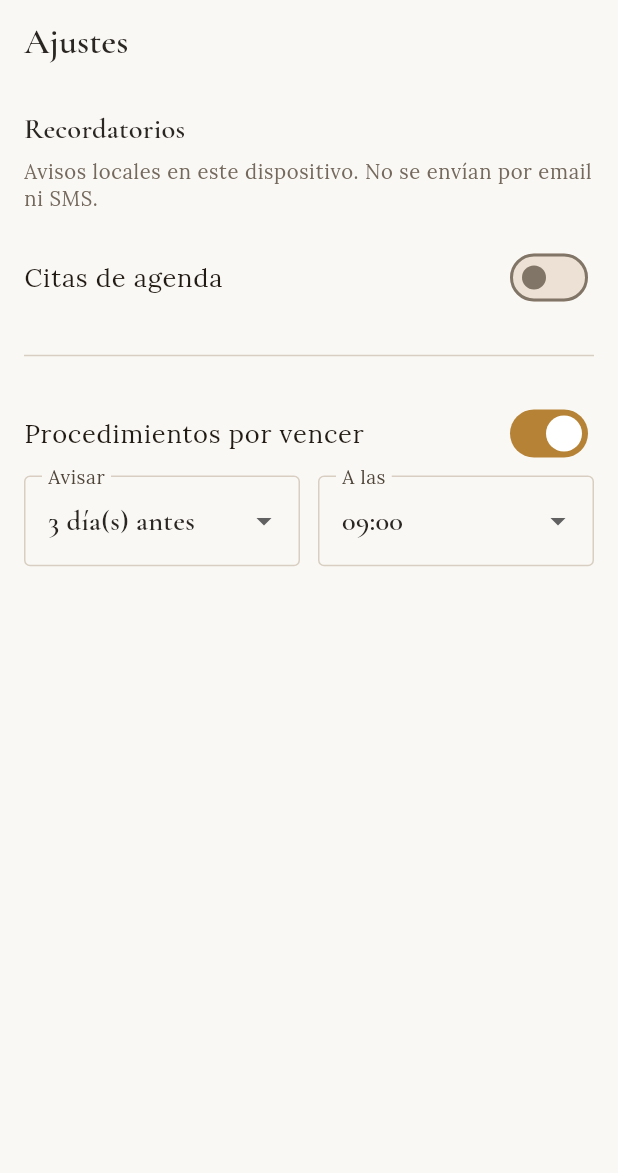
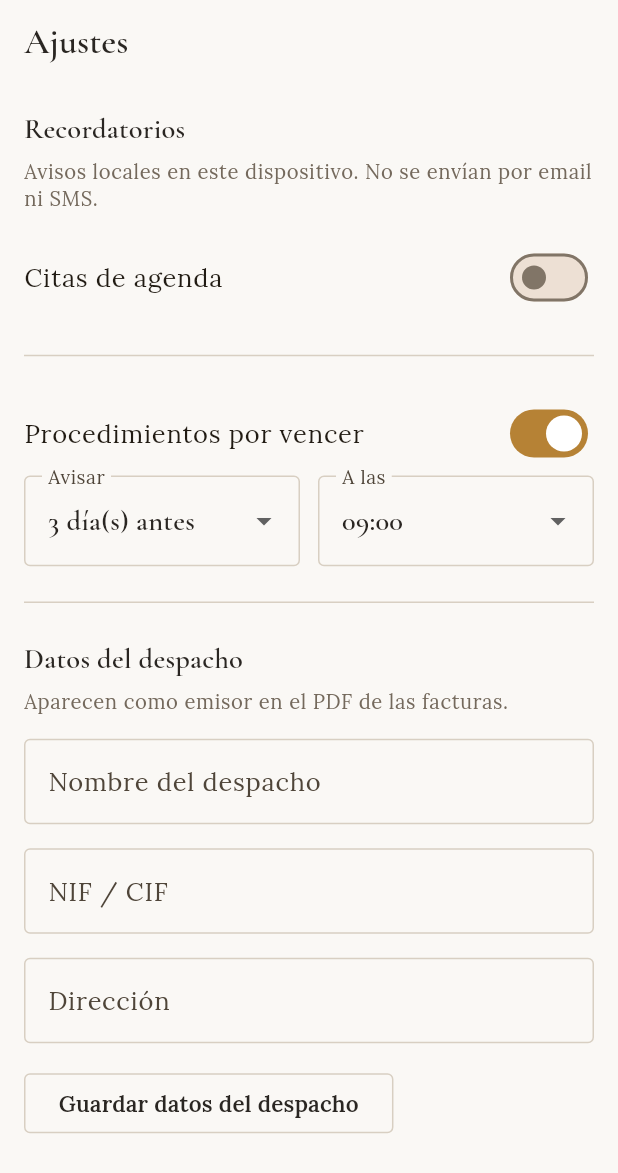
Before and after one commit to AinhoaTomass/tus-juicios, a Flutter app: the AjustesScreen screen opened by its route, after a tap on "Citas de agenda", on a phone screen of 412 x 824 dp. Shown: the top 1173 px of the screen. Run offline on Flutter 3.47's test engine with Material 3 defaults, Android fonts, the phone set to English and light mode, and no system bars; our stand-ins replace file_picker, flutter_local_notifications, flutter_riverpod, go_router, google_fonts, pdf and 6 more; accounts and stored records are empty; generated files the repository leaves out were written again.

Commit message:
Generate invoice PDFs client-side
Adds a "Datos del despacho" section in Ajustes (name, NIF/CIF,
address) used as the issuer on invoice PDFs, extends the facturas
query to also join the client's NIF/CIF and address, and generates
the PDF on-device with the pdf/printing packages — no backend
involved, works offline. Uses PdfGoogleFonts (Noto Sans) instead of
the default Helvetica so the € symbol actually renders.

Co-Authored-By: Claude Sonnet 5 <noreply@anthropic.com>

```diff
--- /dev/null
+++ b/lib/features/ajustes/domain/datos_despacho.dart
@@ -0,0 +1,19 @@
+/// Datos del despacho, para que aparezcan como emisor en el PDF de las
+/// facturas. Se guardan en este dispositivo, no en Supabase.
+class DatosDespacho {
+  const DatosDespacho({this.nombre = '', this.nifCif = '', this.direccion = ''});
+
+  final String nombre;
+  final String nifCif;
+  final String direccion;
+
+  bool get estaCompleto => nombre.isNotEmpty && nifCif.isNotEmpty;
+
+  DatosDespacho copyWith({String? nombre, String? nifCif, String? direccion}) {
+    return DatosDespacho(
+      nombre: nombre ?? this.nombre,
+      nifCif: nifCif ?? this.nifCif,
+      direccion: direccion ?? this.direccion,
+    );
+  }
+}
--- a/lib/features/ajustes/presentation/ajustes_providers.dart
+++ b/lib/features/ajustes/presentation/ajustes_providers.dart
@@ -1,6 +1,7 @@
 import 'package:riverpod_annotation/riverpod_annotation.dart';
 import 'package:shared_preferences/shared_preferences.dart';
 
+import '../domain/datos_despacho.dart';
 import '../domain/recordatorios_config.dart';
 
 part 'ajustes_providers.g.dart';
@@ -11,6 +12,10 @@ const _claveCitasHora = 'recordatorios_citas_hora';
 const _claveProcedimientosActivo = 'recordatorios_procedimientos_activo';
 const _claveProcedimientosDiasAntes = 'recordatorios_procedimientos_dias_antes';
 const _claveProcedimientosHora = 'recordatorios_procedimientos_hora';
+
+const _claveDespachoNombre = 'despacho_nombre';
+const _claveDespachoNifCif = 'despacho_nif_cif';
+const _claveDespachoDireccion = 'despacho_direccion';
 
 @riverpod
 class RecordatoriosConfigNotifier extends _$RecordatoriosConfigNotifier {
@@ -38,3 +43,24 @@ class RecordatoriosConfigNotifier extends _$RecordatoriosConfigNotifier {
     state = AsyncData(config);
   }
 }
+
+@riverpod
+class DatosDespachoNotifier extends _$DatosDespachoNotifier {
+  @override
+  Future<DatosDespacho> build() async {
+    final prefs = await SharedPreferences.getInstance();
+    return DatosDespacho(
+      nombre: prefs.getString(_claveDespachoNombre) ?? '',
+      nifCif: prefs.getString(_claveDespachoNifCif) ?? '',
+      direccion: prefs.getString(_claveDespachoDireccion) ?? '',
+    );
+  }
+
+  Future<void> actualizar(DatosDespacho datos) async {
+    final prefs = await SharedPreferences.getInstance();
+    await prefs.setString(_claveDespachoNombre, datos.nombre);
+    await prefs.setString(_claveDespachoNifCif, datos.nifCif);
+    await prefs.setString(_claveDespachoDireccion, datos.direccion);
+    state = AsyncData(datos);
+  }
+}
--- a/lib/features/ajustes/presentation/ajustes_screen.dart
+++ b/lib/features/ajustes/presentation/ajustes_screen.dart
@@ -1,6 +1,7 @@
 import 'package:flutter/material.dart';
 import 'package:flutter_riverpod/flutter_riverpod.dart';
 
+import '../domain/datos_despacho.dart';
 import '../domain/recordatorios_config.dart';
 import 'ajustes_providers.dart';
 
@@ -130,6 +131,10 @@ class AjustesScreen extends ConsumerWidget {
                     ),
                   ],
                 ),
+              const SizedBox(height: 16),
+              const Divider(),
+              const SizedBox(height: 16),
+              const _SeccionDatosDespacho(),
             ],
           );
         },
@@ -137,3 +142,91 @@ class AjustesScreen extends ConsumerWidget {
     );
   }
 }
+
+/// Nombre, NIF/CIF y dirección del despacho: aparecen como emisor en el PDF
+/// de las facturas. Se guardan solo al pulsar "Guardar" (no en cada tecla).
+class _SeccionDatosDespacho extends ConsumerStatefulWidget {
+  const _SeccionDatosDespacho();
+
+  @override
+  ConsumerState<_SeccionDatosDespacho> createState() => _SeccionDatosDespachoState();
+}
+
+class _SeccionDatosDespachoState extends ConsumerState<_SeccionDatosDespacho> {
+  final _nombreCtrl = TextEditingController();
+  final _nifCtrl = TextEditingController();
+  final _direccionCtrl = TextEditingController();
+  bool _cargado = false;
+
+  @override
+  void dispose() {
+    _nombreCtrl.dispose();
+    _nifCtrl.dispose();
+    _direccionCtrl.dispose();
+    super.dispose();
+  }
+
+  void _rellenarSiHaceFalta(DatosDespacho datos) {
+    if (_cargado) return;
+    _nombreCtrl.text = datos.nombre;
+    _nifCtrl.text = datos.nifCif;
+    _direccionCtrl.text = datos.direccion;
+    _cargado = true;
+  }
+
+  Future<void> _guardar() async {
+    await ref.read(datosDespachoProvider.notifier).actualizar(
+          DatosDespacho(
+            nombre: _nombreCtrl.text.trim(),
+            nifCif: _nifCtrl.text.trim(),
+            direccion: _direccionCtrl.text.trim(),
+          ),
+        );
+    if (mounted) {
+      ScaffoldMessenger.of(
+        context,
+      ).showSnackBar(const SnackBar(content: Text('Datos del despacho guardados')));
+    }
+  }
+
+  @override
+  Widget build(BuildContext context) {
+    final datosAsync = ref.watch(datosDespachoProvider);
+
+    return datosAsync.when(
+      loading: () => const Center(child: CircularProgressIndicator()),
+      error: (error, _) => Text('Error al cargar los datos del despacho: $error'),
+      data: (datos) {
+        _rellenarSiHaceFalta(datos);
+        return Column(
+          crossAxisAlignment: CrossAxisAlignment.start,
+          children: [
+            Text('Datos del despacho', style: Theme.of(context).textTheme.titleMedium),
+            const SizedBox(height: 4),
+            Text(
+              'Aparecen como emisor en el PDF de las facturas.',
+              style: Theme.of(context).textTheme.bodySmall,
+            ),
+            const SizedBox(height: 16),
+            TextFormField(
+              controller: _nombreCtrl,
+              decoration: const InputDecoration(labelText: 'Nombre del despacho'),
+            ),
+            const SizedBox(height: 16),
+            TextFormField(
+              controller: _nifCtrl,
+              decoration: const InputDecoration(labelText: 'NIF / CIF'),
+            ),
+            const SizedBox(height: 16),
+            TextFormField(
+              controller: _direccionCtrl,
+              decoration: const InputDecoration(labelText: 'Dirección'),
+            ),
+            const SizedBox(height: 16),
+            OutlinedButton(onPressed: _guardar, child: const Text('Guardar datos del despacho')),
+          ],
+        );
+      },
+    );
+  }
+}
--- a/lib/features/facturas/data/factura_mapper.dart
+++ b/lib/features/facturas/data/factura_mapper.dart
@@ -10,6 +10,8 @@ extension FacturaMapper on Map<String, dynamic> {
         fecha: DateTime.parse(this['fecha'] as String),
         concepto: this['concepto'] as String?,
         clienteNombre: (this['clientes'] as Map<String, dynamic>?)?['nombre'] as String?,
+        clienteNifCif: (this['clientes'] as Map<String, dynamic>?)?['nif_cif'] as String?,
+        clienteDireccion: (this['clientes'] as Map<String, dynamic>?)?['direccion'] as String?,
       );
 }
 
--- a/lib/features/facturas/data/factura_repository_supabase.dart
+++ b/lib/features/facturas/data/factura_repository_supabase.dart
@@ -14,7 +14,7 @@ class FacturaRepositorySupabase implements FacturaRepository {
   Future<List<Factura>> obtenerFacturas() async {
     final rows = await _client
         .from('facturas')
-        .select('*, clientes(nombre)')
+        .select('*, clientes(nombre, nif_cif, direccion)')
         .order('fecha', ascending: false);
     return rows.map((row) => row.toFactura()).toList();
   }
--- a/lib/features/facturas/domain/factura.dart
+++ b/lib/features/facturas/domain/factura.dart
@@ -10,6 +10,8 @@ class Factura {
     required this.fecha,
     this.concepto,
     this.clienteNombre,
+    this.clienteNifCif,
+    this.clienteDireccion,
   });
 
   final String id;
@@ -22,4 +24,6 @@ class Factura {
 
   /// Solo relleno al leer (join con clientes); no se persiste.
   final String? clienteNombre;
+  final String? clienteNifCif;
+  final String? clienteDireccion;
 }
--- a/lib/features/facturas/presentation/facturas_screen.dart
+++ b/lib/features/facturas/presentation/facturas_screen.dart
@@ -2,11 +2,14 @@ import 'package:flutter/material.dart';
 import 'package:flutter_riverpod/flutter_riverpod.dart';
 import 'package:go_router/go_router.dart';
 import 'package:intl/intl.dart';
+import 'package:printing/printing.dart';
 
 import '../../../core/widgets/estado_chip.dart';
 import '../../../core/widgets/filtro_chips.dart';
 import '../../../core/widgets/hairline_card.dart';
 import '../../../core/widgets/stat_tile.dart';
+import '../../ajustes/presentation/ajustes_providers.dart';
+import '../data/factura_pdf.dart';
 import '../domain/factura.dart';
 import 'facturas_providers.dart';
 
@@ -25,6 +28,14 @@ class _FacturasScreenState extends ConsumerState<FacturasScreen> {
         EstadoFactura.pagada => EstadoTono.exito,
         EstadoFactura.vencida => EstadoTono.urgente,
       };
+
+  Future<void> _verPdf(Factura factura) async {
+    final despacho = await ref.read(datosDespachoProvider.future);
+    await Printing.layoutPdf(
+      name: 'Factura ${factura.numero}',
+      onLayout: (_) => generarFacturaPdf(factura, despacho),
+    );
+  }
 
   @override
   Widget build(BuildContext context) {
@@ -107,6 +118,11 @@ class _FacturasScreenState extends ConsumerState<FacturasScreen> {
                                     style: Theme.of(context).textTheme.titleMedium,
                                   ),
                                 ),
+                                IconButton(
+                                  icon: const Icon(Icons.picture_as_pdf_outlined, size: 20),
+                                  tooltip: 'Ver PDF',
+                                  onPressed: () => _verPdf(factura),
+                                ),
                                 EstadoChip(
                                   label: factura.estado.name,
                                   tono: _tono(factura.estado),
--- a/pubspec.yaml
+++ b/pubspec.yaml
@@ -46,6 +46,8 @@ dependencies:
   flutter_local_notifications: ^22.3.0
   timezone: ^0.11.1
   shared_preferences: ^2.5.5
+  pdf: ^3.12.0
+  printing: ^5.14.3
 
 dev_dependencies:
   flutter_test:
```
Also changed, not shown: lib/features/facturas/data/factura_pdf.dart (added, +124 -0 lines), lib/features/ajustes/presentation/ajustes_providers.g.dart, pubspec.lock.
